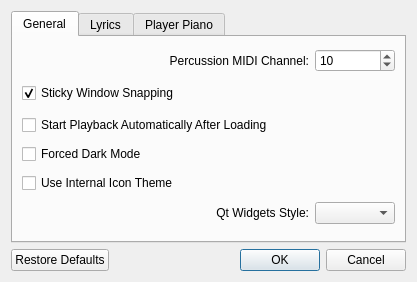
First picture: the form in prefsdialog.ui, repository pedrolcl/dmidiplayer, before the edit.
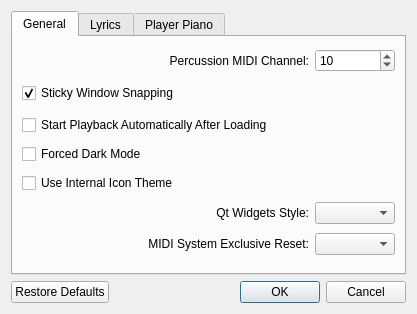
Second picture: the form after the edit. Icons and pictures are not drawn.

Commit message: new option: sysex reset message, and resetControllers before playing

Diff of the .ui file:
```diff
--- a/prefsdialog.ui
+++ b/prefsdialog.ui
@@ -7,7 +7,7 @@
     <x>0</x>
     <y>0</y>
     <width>417</width>
-    <height>282</height>
+    <height>314</height>
    </rect>
   </property>
   <property name="windowTitle">
@@ -127,6 +127,19 @@
          </property>
         </widget>
        </item>
+       <item row="6" column="0">
+        <widget class="QLabel" name="lblReset">
+         <property name="text">
+          <string>MIDI System Exclusive Reset:</string>
+         </property>
+         <property name="alignment">
+          <set>Qt::AlignRight|Qt::AlignTrailing|Qt::AlignVCenter</set>
+         </property>
+        </widget>
+       </item>
+       <item row="6" column="1">
+        <widget class="QComboBox" name="cboReset"/>
+       </item>
       </layout>
      </widget>
      <widget class="QWidget" name="tabLyr">
```
Left out of the diff: 92 changed lines with no effect on the pictures. The commit also changes 6 other files.
